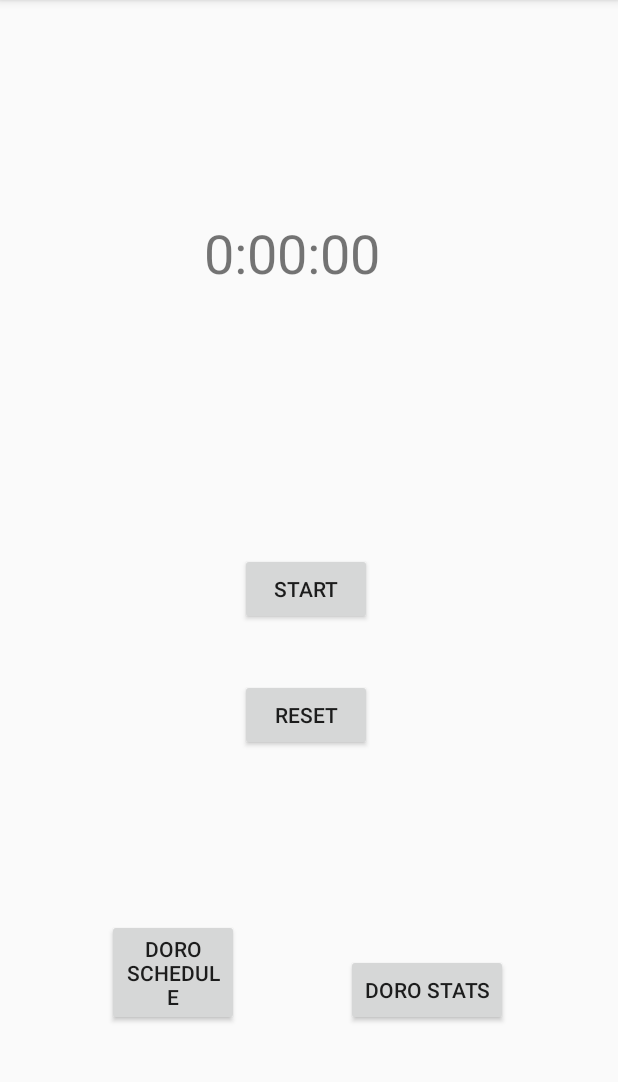
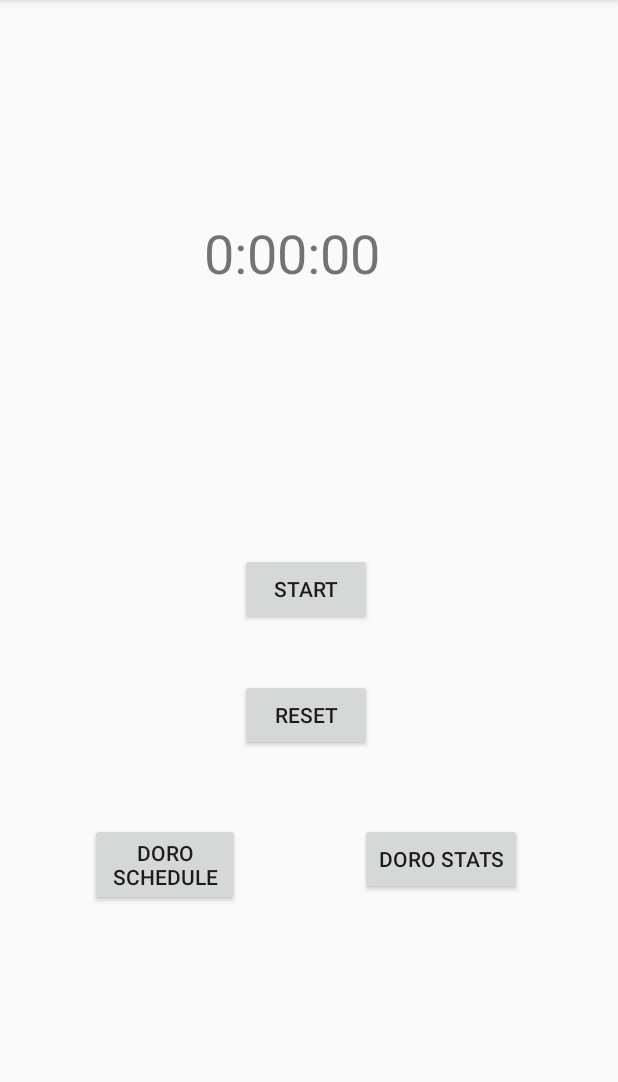
Before and after one commit to ASingh2320/Studoro, an Android app: the screen it shows after launch (MainActivity), on a phone screen of 412 x 824 dp, the part 84-1166 px from its top. Run offline under Robolectric (Android 15) with nearby library versions, the phone set to English and light mode, and no system bars.

Commit message:
fix buttons in main activity, fix warnings in main and past

```diff
--- a/app/build.gradle
+++ b/app/build.gradle
@@ -25,9 +25,7 @@ android {
         targetCompatibility JavaVersion.VERSION_1_8
     }
 }
-repositories {
-    maven { url 'https://jitpack.io' }
-}
+
 dependencies {
     implementation 'com.github.PhilJay:MPAndroidChart:v3.1.0'
     implementation 'com.jjoe64:graphview:4.2.2'
--- a/app/src/main/java/com/example/studoro/FutureActivity.java
+++ b/app/src/main/java/com/example/studoro/FutureActivity.java
@@ -15,7 +15,7 @@ import com.github.mikephil.charting.data.PieEntry;
 import java.util.ArrayList;
 
 public class FutureActivity extends AppCompatActivity {
-//followed this tutotrial:https://www.youtube.com/watch?v=8BcTXbwDGbg
+//followed this tutorial:https://www.youtube.com/watch?v=8BcTXbwDGbg
     @Override
     protected void onCreate(Bundle savedInstanceState) {
         super.onCreate(savedInstanceState);
--- a/app/src/main/java/com/example/studoro/MainActivity.java
+++ b/app/src/main/java/com/example/studoro/MainActivity.java
@@ -1,13 +1,12 @@
 package com.example.studoro;
-
-import androidx.appcompat.app.AppCompatActivity;
 
 import android.content.Intent;
 import android.os.Bundle;
 import android.os.Handler;
-import android.view.View;
 import android.widget.Button;
 import android.widget.TextView;
+
+import androidx.appcompat.app.AppCompatActivity;
 
 import java.util.Locale;
 
@@ -15,7 +14,6 @@ public class MainActivity extends AppCompatActivity {
 
     private int seconds = 0;
     private boolean running;
-    private boolean wasRunning;
 
     @Override
     protected void onCreate(Bundle savedInstanceState) {
@@ -31,9 +29,7 @@ public class MainActivity extends AppCompatActivity {
 
     public void initStartButton() {
         final Button startButton = findViewById(R.id.startButton);
-        startButton.setOnClickListener(new View.OnClickListener() {
-            @Override
-            public void onClick(View v) {
+        startButton.setOnClickListener(v -> {
             running = !running;
             if(!running) {
                 startButton.setText(R.string.start_button_text);
@@ -41,20 +37,16 @@ public class MainActivity extends AppCompatActivity {
             else {
                 startButton.setText(R.string.stop_button_text);
             }
-            }
         });
     }
 
     public void initResetButton() {
         final Button resetButton = findViewById(R.id.resetButton);
         final Button startButton = findViewById(R.id.startButton);
-        resetButton.setOnClickListener(new View.OnClickListener() {
-            @Override
-            public void onClick(View v) {
+        resetButton.setOnClickListener(v -> {
             running = false;
             seconds = 0;
             startButton.setText(R.string.start_button_text);
-            }
         });
     }
 
@@ -79,13 +71,8 @@ public class MainActivity extends AppCompatActivity {
     }
 
     private void initPastButton() {
-        Button pastbtn = (Button) findViewById(R.id.pastbutton);
-        pastbtn.setOnClickListener(new View.OnClickListener() {
-            @Override
-            public void onClick(View v) {
-                openPastActivity();
-            }
-        });
+        Button pastbtn = findViewById(R.id.pastbutton);
+        pastbtn.setOnClickListener(v -> openPastActivity());
     }
     private void openPastActivity() {
         Intent intent = new Intent(this, PastActivity.class);
@@ -94,13 +81,8 @@ public class MainActivity extends AppCompatActivity {
 
 
     private void initFutureButton() {
-        Button futurebtn = (Button) findViewById(R.id.futurebutton);
-        futurebtn.setOnClickListener(new View.OnClickListener() {
-            @Override
-            public void onClick(View v) {
-                openFutureActivity();
-            }
-        });
+        Button futurebtn = findViewById(R.id.futurebutton);
+        futurebtn.setOnClickListener(v -> openFutureActivity());
     }
 
     private void openFutureActivity() {
--- a/app/src/main/res/layout/activity_main.xml
+++ b/app/src/main/res/layout/activity_main.xml
@@ -45,29 +45,22 @@
         android:id="@+id/pastbutton"
         android:layout_width="wrap_content"
         android:layout_height="wrap_content"
-        android:layout_marginStart="32dp"
-        android:layout_marginLeft="32dp"
-        android:layout_marginEnd="32dp"
-        android:layout_marginRight="32dp"
-        android:layout_marginBottom="84dp"
-        android:text="Doro Stats"
-        app:layout_constraintBottom_toBottomOf="parent"
+        android:layout_marginTop="48dp"
+        android:layout_marginEnd="64dp"
+        android:layout_marginRight="64dp"
+        android:text="@string/stats_button_text"
         app:layout_constraintEnd_toEndOf="parent"
-        app:layout_constraintHorizontal_bias="0.829"
-        app:layout_constraintStart_toStartOf="parent" />
+        app:layout_constraintTop_toBottomOf="@+id/resetButton" />
 
     <Button
         android:id="@+id/futurebutton"
-        android:layout_width="88dp"
+        android:layout_width="100dp"
         android:layout_height="wrap_content"
-        android:layout_marginStart="32dp"
-        android:layout_marginLeft="32dp"
-        android:layout_marginEnd="32dp"
-        android:layout_marginRight="32dp"
-        android:layout_marginBottom="84dp"
-        android:text="Doro Schedule"
-        app:layout_constraintBottom_toBottomOf="parent"
-        app:layout_constraintEnd_toStartOf="@+id/pastbutton"
-        app:layout_constraintStart_toStartOf="parent" />
+        android:layout_marginStart="60dp"
+        android:layout_marginLeft="60dp"
+        android:layout_marginTop="48dp"
+        android:text="@string/schedule_button_text"
+        app:layout_constraintStart_toStartOf="parent"
+        app:layout_constraintTop_toBottomOf="@+id/resetButton" />
 
 </androidx.constraintlayout.widget.ConstraintLayout>
--- a/app/src/main/res/values/strings.xml
+++ b/app/src/main/res/values/strings.xml
@@ -5,4 +5,6 @@
     <string name="reset_button">Reset</string>
     <string name="start_button_text">Start</string>
     <string name="stop_button_text">Stop</string>
+    <string name="schedule_button_text">Doro Schedule</string>
+    <string name="stats_button_text">Doro Stats</string>
 </resources>
--- a/build.gradle
+++ b/build.gradle
@@ -16,6 +16,7 @@ allprojects {
     repositories {
         google()
         jcenter()
+        maven { url 'https://jitpack.io' }
     }
 }
 
```
Also changed, not shown: app/src/main/java/com/example/studoro/PastActivity.java (+41 -8 lines), app/src/main/res/layout/activity_past.xml (+23 -2 lines), gradle/wrapper/gradle-wrapper.properties. Lines whose indentation alone changed are shown as unchanged.
